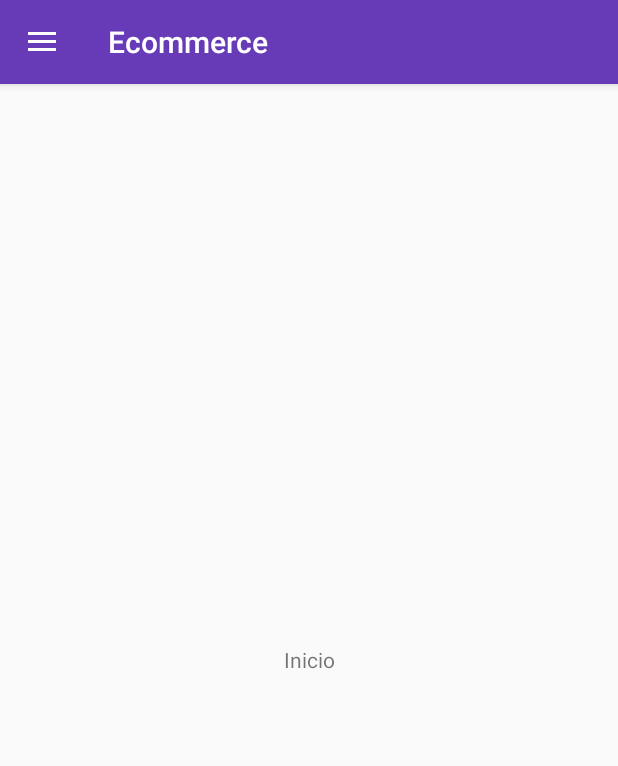
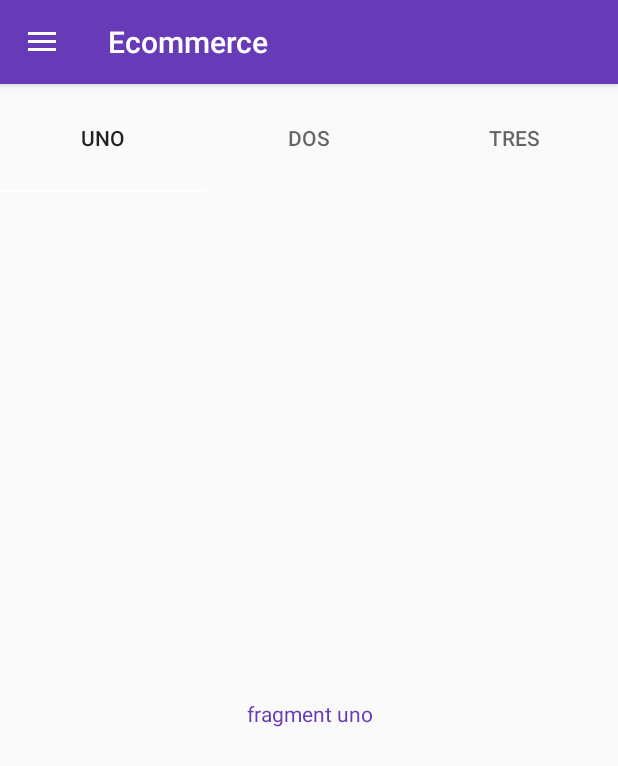
Before and after one commit to RicardoBravoA/EcommerceAndroid, an Android app: the screen it shows after launch (MainActivity), on a phone screen of 412 x 824 dp. Shown: the top 766 px of the screen. Run offline under Robolectric (Android 15) with nearby library versions, the phone set to English and light mode, and no system bars.

Commit message:
wip(tabLayout): add fragment for brands

```diff
--- a/app/build.gradle
+++ b/app/build.gradle
@@ -25,4 +25,5 @@ dependencies {
     compile 'com.android.support:appcompat-v7:23.4.0'
     compile 'com.android.support:design:23.4.0'
     compile 'com.nightonke:wowoviewpager:1.0.2'
+    compile 'com.android.support:support-v4:23.4.0'
 }
--- a/app/src/main/java/com/rba/ecommerce/fragment/HomeFragment.java
+++ b/app/src/main/java/com/rba/ecommerce/fragment/HomeFragment.java
@@ -3,18 +3,29 @@ package com.rba.ecommerce.fragment;
 import android.content.Context;
 import android.os.Bundle;
 import android.support.annotation.Nullable;
+import android.support.design.widget.TabLayout;
 import android.support.v4.app.Fragment;
+import android.support.v4.app.FragmentManager;
+import android.support.v4.app.FragmentPagerAdapter;
+import android.support.v4.app.FragmentStatePagerAdapter;
+import android.support.v4.view.ViewPager;
 import android.view.LayoutInflater;
 import android.view.View;
 import android.view.ViewGroup;
 
 import com.rba.ecommerce.R;
 
+import java.util.ArrayList;
+import java.util.List;
+
 /**
  * Created by Ricardo Bravo on 29/05/16.
  */
 
 public class HomeFragment extends Fragment {
+
+    private TabLayout tabLayout;
+    private ViewPager viewPager;
 
     public HomeFragment(){}
 
@@ -26,10 +37,18 @@ public class HomeFragment extends Fragment {
     @Nullable
     @Override
     public View onCreateView(LayoutInflater inflater, ViewGroup container, Bundle savedInstanceState) {
-        View rootView = inflater.inflate(R.layout.fragment_home, container, false);
+        return inflater.inflate(R.layout.fragment_home, container, false);
+    }
 
-        return rootView;
+    @Override
+    public void onViewCreated(View view, @Nullable Bundle savedInstanceState) {
+        viewPager = (ViewPager) view.findViewById(R.id.viewPager);
+
+        tabLayout = (TabLayout) view.findViewById(R.id.tabLayout);
+        setupViewPager(viewPager);
+        tabLayout.setupWithViewPager(viewPager);
     }
+
 
     @Override
     public void onAttach(Context context) {
@@ -40,4 +59,44 @@ public class HomeFragment extends Fragment {
     public void onDetach() {
         super.onDetach();
     }
+
+
+    private void setupViewPager(ViewPager viewPager) {
+        ViewPagerAdapter adapter = new ViewPagerAdapter(getFragmentManager());
+        adapter.addFragment(new TabFragment().newInstance("uno"), "Uno");
+        adapter.addFragment(new TabFragment().newInstance("dos"), "Dos");
+        adapter.addFragment(new TabFragment().newInstance("tres"), "Tres");
+        viewPager.setOffscreenPageLimit(3);
+        viewPager.setAdapter(adapter);
+    }
+
+    class ViewPagerAdapter extends FragmentStatePagerAdapter {
+        private final List<Fragment> mFragmentList = new ArrayList<>();
+        private final List<String> mFragmentTitleList = new ArrayList<>();
+
+        public ViewPagerAdapter(FragmentManager manager) {
+            super(manager);
+        }
+
+        @Override
+        public Fragment getItem(int position) {
+            return mFragmentList.get(position);
+        }
+
+        @Override
+        public int getCount() {
+            return mFragmentList.size();
+        }
+
+        public void addFragment(Fragment fragment, String title) {
+            mFragmentList.add(fragment);
+            mFragmentTitleList.add(title);
+        }
+
+        @Override
+        public CharSequence getPageTitle(int position) {
+            return mFragmentTitleList.get(position);
+        }
+    }
+
 }
--- /dev/null
+++ b/app/src/main/java/com/rba/ecommerce/fragment/TabFragment.java
@@ -0,0 +1,48 @@
+package com.rba.ecommerce.fragment;
+
+
+import android.os.Bundle;
+import android.support.annotation.Nullable;
+import android.support.v4.app.Fragment;
+import android.util.Log;
+import android.view.LayoutInflater;
+import android.view.View;
+import android.view.ViewGroup;
+import android.widget.TextView;
+
+import com.rba.ecommerce.R;
+
+/**
+ * Created by Ricardo Bravo on 02/07/16.
+ */
+
+public class TabFragment extends Fragment {
+
+    private TextView lblText;
+    private static final String CODE = "code";
+
+    public TabFragment() {
+    }
+
+    public TabFragment newInstance(String  code){
+        TabFragment tabFragment = new TabFragment();
+        Bundle args = new Bundle();
+        args.putString(CODE, code);
+        tabFragment.setArguments(args);
+        return tabFragment;
+    }
+
+    @Override
+    public View onCreateView(LayoutInflater inflater, ViewGroup container,
+                             Bundle savedInstanceState) {
+        // Inflate the layout for this fragment
+        return inflater.inflate(R.layout.fragment_tab, container, false);
+    }
+
+    @Override
+    public void onViewCreated(View view, @Nullable Bundle savedInstanceState) {
+        lblText = (TextView) view.findViewById(R.id.lblText);
+        lblText.setText("fragment "+getArguments().getString(CODE));
+    }
+
+}
--- a/app/src/main/res/layout/fragment_home.xml
+++ b/app/src/main/res/layout/fragment_home.xml
@@ -1,14 +1,24 @@
 <?xml version="1.0" encoding="utf-8"?>
 <LinearLayout xmlns:android="http://schemas.android.com/apk/res/android"
+    xmlns:app="http://schemas.android.com/apk/res-auto"
+    xmlns:tools="http://schemas.android.com/tools"
     android:layout_width="match_parent"
     android:layout_height="match_parent"
     android:gravity="center"
     android:orientation="vertical">
 
-    <TextView
+    <android.support.design.widget.TabLayout
+        android:id="@+id/tabLayout"
         android:layout_width="match_parent"
-        android:layout_height="wrap_content"
-        android:gravity="center"
-        android:text="@string/nav_home"/>
+        android:layout_height="@dimen/custom_tab_layout_height"
+        app:tabIndicatorColor="@android:color/white"
+        app:tabIndicatorHeight="2dp"
+        app:tabMode="fixed"
+        app:tabGravity="fill"/>
+
+    <android.support.v4.view.ViewPager
+        android:id="@+id/viewPager"
+        android:layout_width="match_parent"
+        android:layout_height="match_parent"/>
 
 </LinearLayout>
--- /dev/null
+++ b/app/src/main/res/layout/fragment_tab.xml
@@ -0,0 +1,16 @@
+<FrameLayout xmlns:android="http://schemas.android.com/apk/res/android"
+    xmlns:tools="http://schemas.android.com/tools"
+    android:layout_width="match_parent"
+    android:layout_height="match_parent"
+    tools:context="com.rba.ecommerce.fragment.TabFragment">
+
+    <!-- TODO: Update blank fragment layout -->
+    <TextView
+        android:id="@+id/lblText"
+        android:layout_width="match_parent"
+        android:layout_height="match_parent"
+        android:gravity="center"
+        android:textColor="@color/colorPrimary"
+        android:text="@string/hello_blank_fragment" />
+
+</FrameLayout>
--- a/app/src/main/res/values/dimens.xml
+++ b/app/src/main/res/values/dimens.xml
@@ -6,4 +6,6 @@
     <dimen name="nav_header_vertical_spacing">16dp</dimen>
     <dimen name="nav_header_height">160dp</dimen>
     <dimen name="fab_margin">16dp</dimen>
+    <dimen name="custom_tab_layout_height">72dp</dimen>
+
 </resources>
--- a/app/src/main/res/values/strings.xml
+++ b/app/src/main/res/values/strings.xml
@@ -18,7 +18,6 @@
     <string name="title_activity_presentation">PresentationActivity</string>
 
 
-
     <!--PresentationActivity-->
     <string name="pa_what_is_smile">¿QUÉ ES SMILE?</string>
     <string name="pa_what_is_smile_description">Smile es la mejor opción a la hora de buscar una oferta.</string>
@@ -29,5 +28,8 @@
     <string name="pa_specific_notification">NOTIFICATION ESPECÍFICAS</string>
     <string name="pa_specific_notification_description">Marca negocios como tus favoritos para recibir notificaciones
     de aquellas marcas que te gustan</string>
+
+    <!-- TODO: Remove or change this placeholder text -->
+    <string name="hello_blank_fragment">Hello blank fragment</string>
     <!---->
 </resources>
```
